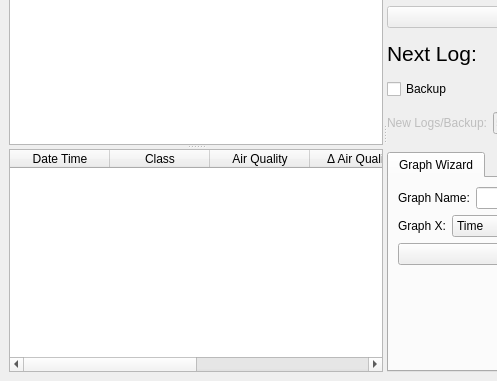
Before: the Qt Designer form loggingwindow.ui in yobson/Smell-Detector, drawn with Qt 5; both pictures show x 0 to 497 and y 116 to 497 of the 961 by 497 pixel window.
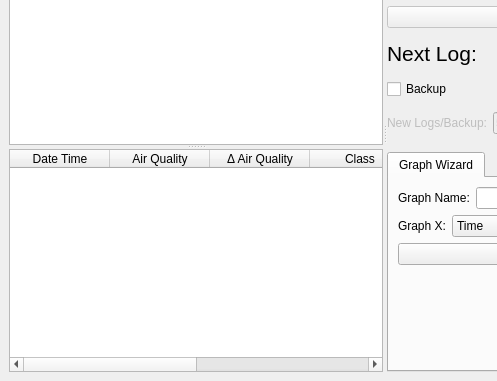
After: the same form once the commit is applied.

The edit to the form file:
```diff
--- a/loggingwindow.ui
+++ b/loggingwindow.ui
@@ -57,11 +57,6 @@
              <string>Date Time</string>
             </property>
            </column>
-           <column>
-            <property name="text">
-             <string>Class</string>
-            </property>
-           </column>
            <column>
             <property name="text">
              <string>Air Quality</string>
@@ -72,6 +67,11 @@
              <string>Δ Air Quality</string>
             </property>
            </column>
+           <column>
+            <property name="text">
+             <string>Class</string>
+            </property>
+           </column>
            <column>
             <property name="text">
              <string>Year</string>
```
Left out of the diff: 2 changed lines with no effect on the pictures.
